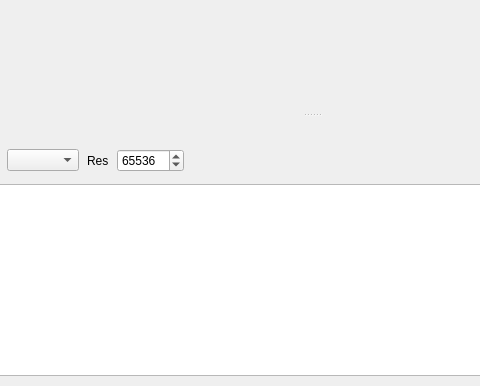
Before: the Qt Designer form Editor/MainWindow.ui in 115dkk/EqualizerAPO-XT, drawn with Qt 5; both pictures show x 200 to 680 and y 382 to 768 of the 1024 by 768 pixel window.
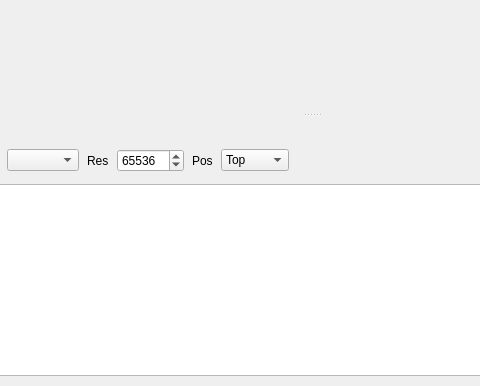
After: the same form once the commit is applied. Icons and pictures are not drawn. Custom widgets are drawn as their Qt base class.

Commit message: feat(editor): knob gain range setting, compact analysis panel, graph position dropdown

Patch:
```diff
--- a/Editor/MainWindow.ui
+++ b/Editor/MainWindow.ui
@@ -217,6 +217,32 @@
           </property>
          </widget>
         </item>
+        <item>
+         <widget class="QLabel" name="graphPositionLabel">
+          <property name="text">
+           <string>Pos</string>
+          </property>
+         </widget>
+        </item>
+        <item>
+         <widget class="QComboBox" name="graphPositionComboBox">
+          <item>
+           <property name="text">
+            <string>Top</string>
+           </property>
+          </item>
+          <item>
+           <property name="text">
+            <string>Bottom</string>
+           </property>
+          </item>
+          <item>
+           <property name="text">
+            <string>Right</string>
+           </property>
+          </item>
+         </widget>
+        </item>
         <item>
          <spacer name="analysisControlSpacer">
           <property name="orientation">
```
The commit also changes 8 other files.
